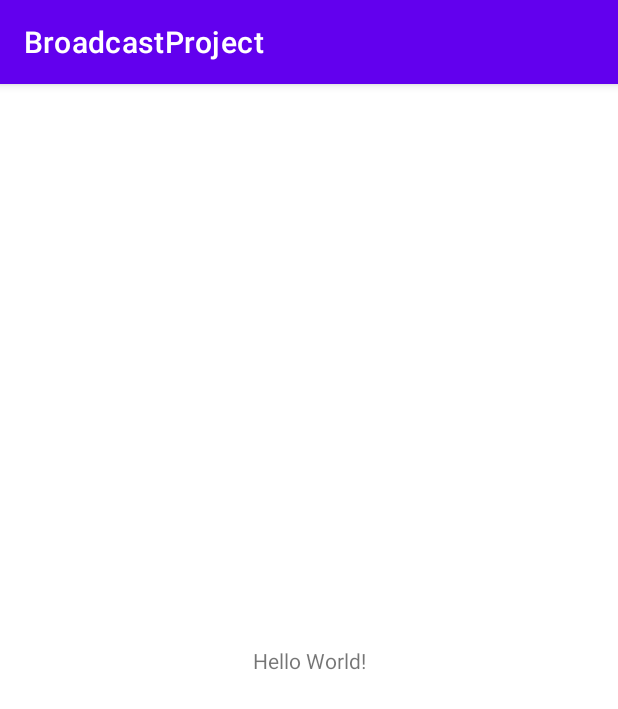
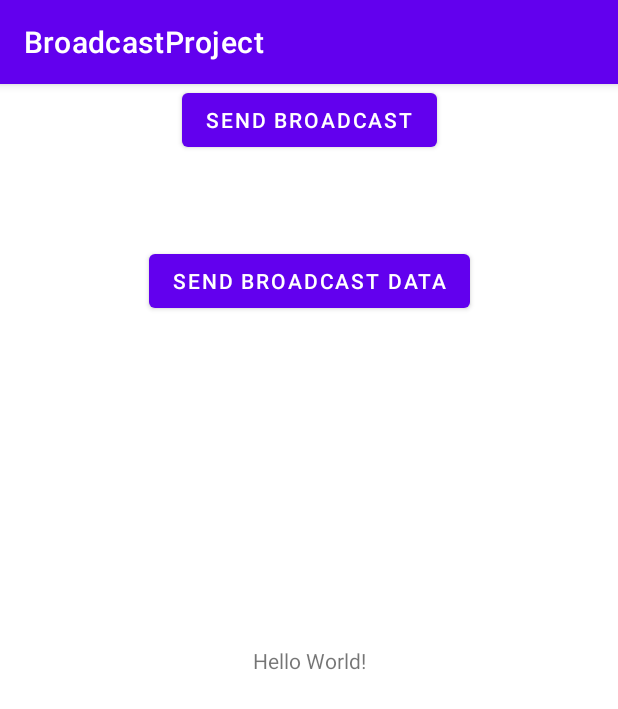
Before and after one commit to karuniawanekasakti/PBAB2-Broadcast, an Android app: the screen it shows after launch (MainActivity), on a phone screen of 412 x 824 dp. Shown: the top 709 px of the screen. Run offline under Robolectric (Android 15) with nearby library versions, the phone set to English and light mode, and no system bars.

Commit message:
broadcast project

```diff
--- a/app/src/main/java/apps/jobcourse/broadcastproject/MainActivity.java
+++ b/app/src/main/java/apps/jobcourse/broadcastproject/MainActivity.java
@@ -1,14 +1,20 @@
 package apps.jobcourse.broadcastproject;
 
 import androidx.appcompat.app.AppCompatActivity;
+import androidx.localbroadcastmanager.content.LocalBroadcastManager;
 
 import android.content.Intent;
 import android.content.IntentFilter;
 import android.os.Bundle;
+import android.view.View;
+import android.widget.Button;
 
 public class MainActivity extends AppCompatActivity {
 
     private CustomReceiver mCustomReceiver = new CustomReceiver();
+
+    private Button sendBtn;
+    private Button dataBtn;
     @Override
     protected void onCreate(Bundle savedInstanceState) {
         super.onCreate(savedInstanceState);
@@ -19,11 +25,38 @@ public class MainActivity extends AppCompatActivity {
         intentFilter.addAction(Intent.ACTION_POWER_DISCONNECTED);
 
         registerReceiver(mCustomReceiver, intentFilter);
+
+        sendBtn = findViewById(R.id.send_button);
+        sendBtn.setOnClickListener(new View.OnClickListener() {
+            @Override
+            public void onClick(View view) {
+                Intent intent = new Intent("ACTION_CUSTOM_BROADCAST");
+                LocalBroadcastManager.getInstance(view.getContext()).sendBroadcast(intent);
+            }
+        });
+
+        dataBtn = findViewById(R.id.data_button);
+        dataBtn.setOnClickListener(new View.OnClickListener() {
+            @Override
+            public void onClick(View view) {
+                Intent intent = new Intent("ACTION_DATA_BROADCAST");
+                intent.putExtra("Data", "This is the data");
+                LocalBroadcastManager.getInstance(view.getContext()).sendBroadcast(intent);
+            }
+        });
+
+        IntentFilter intentFilter2 = new IntentFilter("ACTION_DATA_BROADCAST");
+        LocalBroadcastManager.getInstance(this).registerReceiver(mCustomReceiver,intentFilter2);
+
+        IntentFilter intentFilter1 = new IntentFilter("ACTION_CUSTOM_BROADCAST");
+        LocalBroadcastManager.getInstance(this).registerReceiver(mCustomReceiver, intentFilter1);
+
     }
 
     @Override
     protected void onDestroy() {
         super.onDestroy();
         unregisterReceiver(mCustomReceiver);
+        LocalBroadcastManager.getInstance(this).unregisterReceiver(mCustomReceiver);
     }
 }
--- a/app/src/main/res/layout/activity_main.xml
+++ b/app/src/main/res/layout/activity_main.xml
@@ -15,4 +15,23 @@
         app:layout_constraintRight_toRightOf="parent"
         app:layout_constraintTop_toTopOf="parent" />
 
+    <Button
+        android:id="@+id/send_button"
+        android:layout_width="wrap_content"
+        android:layout_height="wrap_content"
+        android:text="Send Broadcast"
+        app:layout_constraintEnd_toEndOf="parent"
+        app:layout_constraintStart_toStartOf="parent"
+        app:layout_constraintTop_toTopOf="parent" />
+
+    <Button
+        android:id="@+id/data_button"
+        android:layout_width="wrap_content"
+        android:layout_height="wrap_content"
+        android:layout_marginTop="59dp"
+        android:text="Send broadcast data"
+        app:layout_constraintEnd_toEndOf="parent"
+        app:layout_constraintStart_toStartOf="parent"
+        app:layout_constraintTop_toBottomOf="@+id/send_button" />
+
 </androidx.constraintlayout.widget.ConstraintLayout>
```
Also changed, not shown: app/src/main/java/apps/jobcourse/broadcastproject/CustomReceiver.java (+23 -1 lines).
